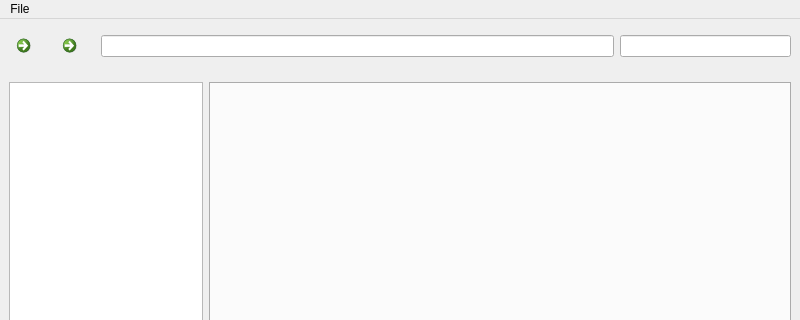
The window that src/mainwindow.ui (kitswas/File-Manager) describes before a commit, drawn with Qt 5; both pictures show x 0 to 800 and y 0 to 320 of the 800 by 600 pixel window.
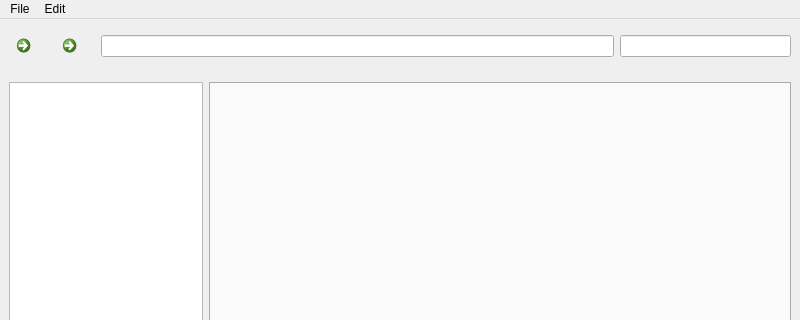
The same window after the commit. Icons and pictures are not drawn.

Commit message: New Edit menu and shortcuts

Patch:
```diff
--- a/src/mainwindow.ui
+++ b/src/mainwindow.ui
@@ -160,7 +160,15 @@
     <addaction name="separator"/>
     <addaction name="actionExit"/>
    </widget>
+   <widget class="QMenu" name="menuEdit">
+    <property name="title">
+     <string>Edit</string>
+    </property>
+    <addaction name="actionDelete"/>
+    <addaction name="actionRename"/>
+   </widget>
    <addaction name="menuFile"/>
+   <addaction name="menuEdit"/>
   </widget>
   <widget class="QStatusBar" name="statusbar"/>
   <action name="actionNew_file">
```
Left out of the diff: 25 changed lines with no effect on the pictures.
